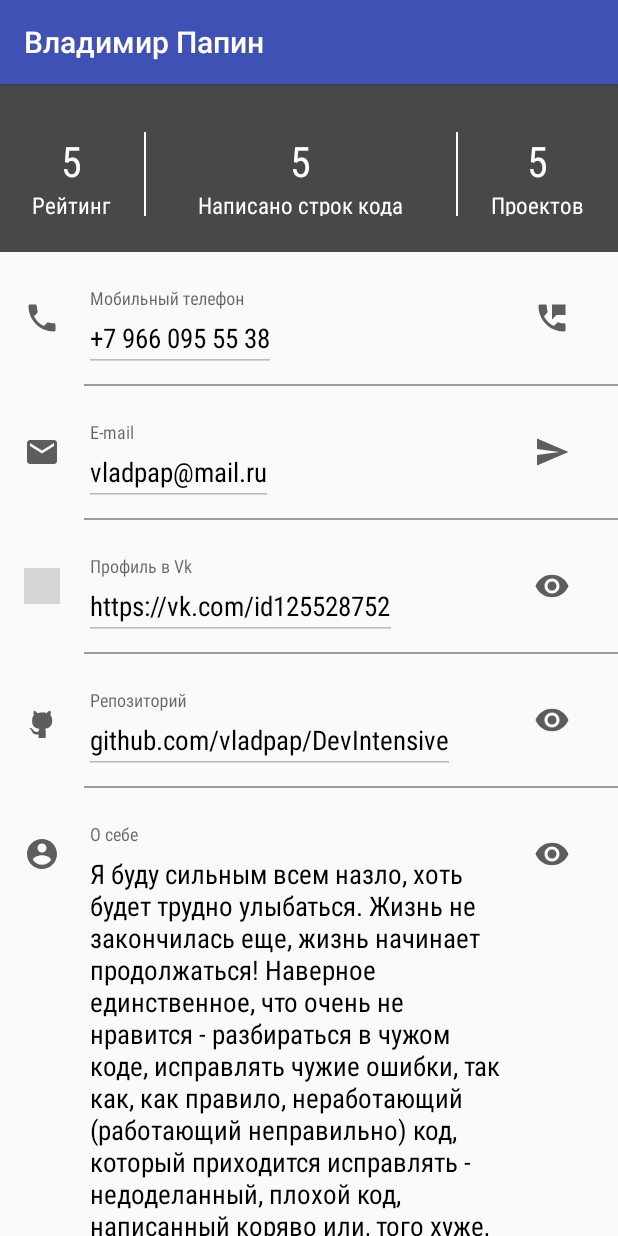
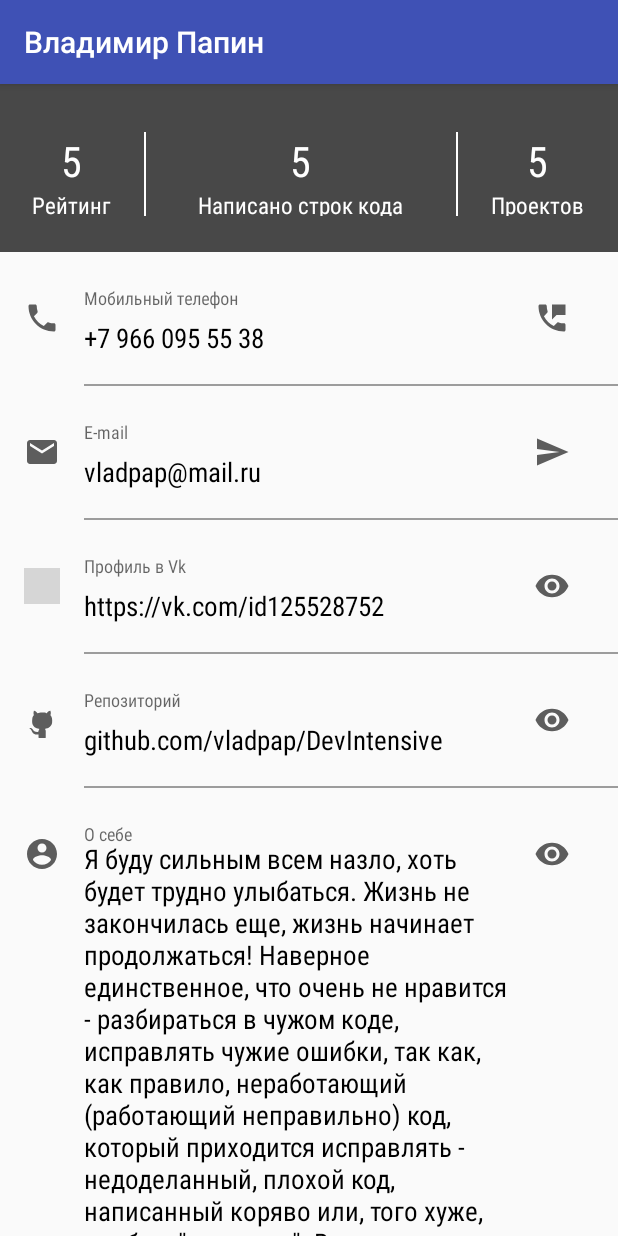
Before and after one commit to vladpap/DevIntensive, an Android app: the screen it shows after launch (MainActivity), on a phone screen of 412 x 824 dp. Run offline under Robolectric (Android 15) with nearby library versions, the phone set to English and light mode, and no system bars; grey boxes are pictures that could not be loaded.

Commit message:
EditText remove the underscore

```diff
--- a/app/src/main/res/values/styles.xml
+++ b/app/src/main/res/values/styles.xml
@@ -64,6 +64,7 @@
         <item name="android:layout_width">wrap_content</item>
         <item name="android:layout_height">wrap_content</item>
         <item name="android:enabled">false</item>
+        <item name="android:background">@android:color/transparent</item>
         <item name="android:textColor">@color/color_black</item>
         <item name="android:textColorHint">@color/color_grey</item>
         <item name="android:focusable">false</item>
```
